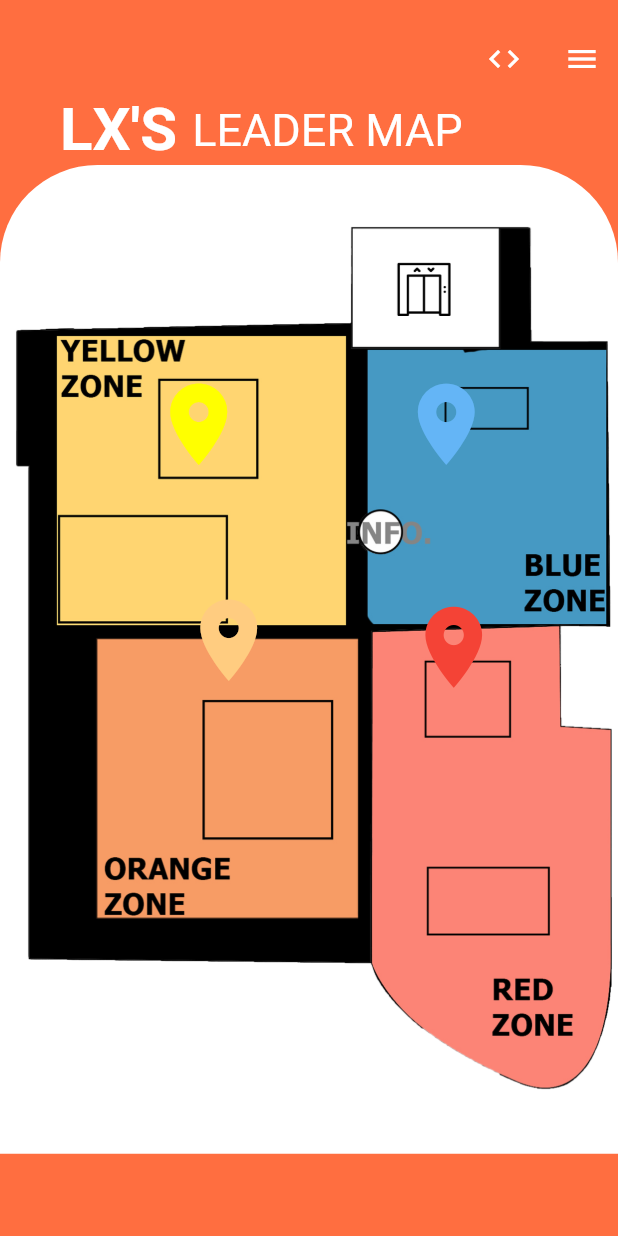
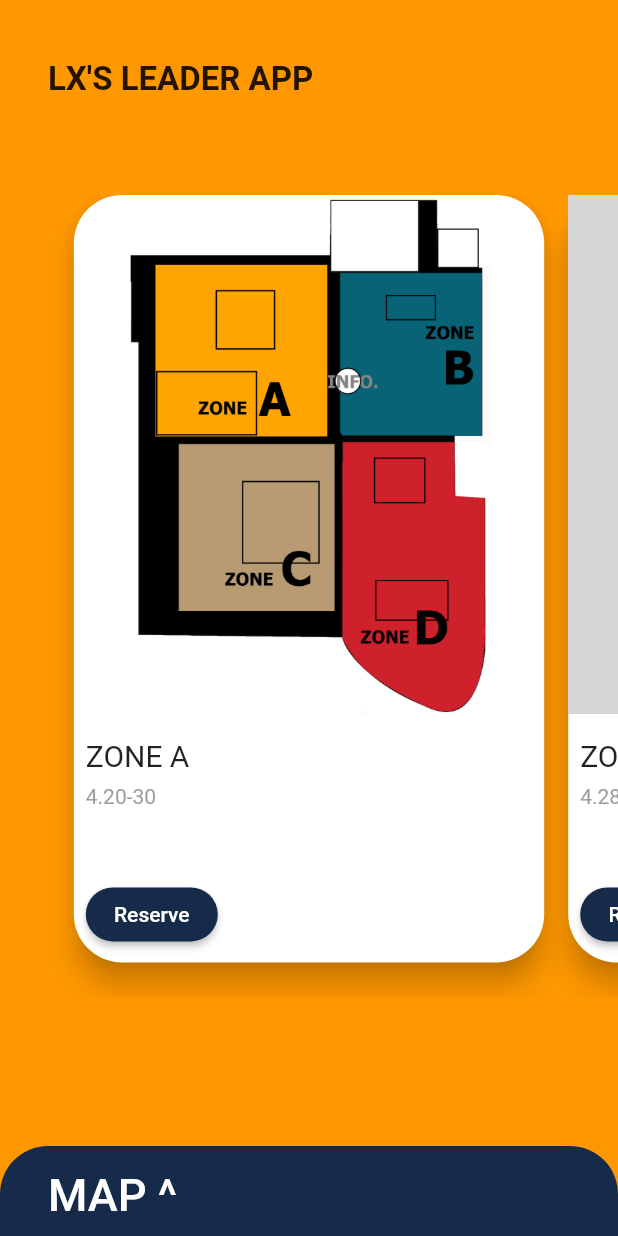
Before and after one commit to vorawut2000/LXleader, a Flutter app: the screen it shows after launch, on a phone screen of 412 x 824 dp. Run offline on Flutter 3.47's test engine with Material 2 defaults, Android fonts, the light colour scheme and no system bars; Roboto replaces fonts that are missing (Montserrat); project files that could hold a hidden picture were left out; grey boxes are pictures that could not be loaded.

Commit message:
[FIX] ต้องสู้ดิวะ

```diff
--- a/lib/widget/MapPage.dart
+++ b/lib/widget/MapPage.dart
@@ -16,7 +16,7 @@ class _MapPageState extends State<MapPage> {
   @override
   Widget build(BuildContext context) {
     return Scaffold(
-      backgroundColor: Colors.deepOrangeAccent,
+      backgroundColor: Colors.orangeAccent,
       body: ListView(
         children: <Widget>[
           Padding(
@@ -107,7 +107,7 @@ class _MapPageState extends State<MapPage> {
                       icon: Icon(Icons.location_on),
                       padding: EdgeInsets.only(left: 100 ,top: 140),
                       iconSize: 65,
-                      color: Colors.yellowAccent,
+                      color: Colors.white,
                       onPressed: () {
                         Navigator.push(
                           context,
@@ -121,7 +121,7 @@ class _MapPageState extends State<MapPage> {
                       padding: EdgeInsets.only(left: 100,top: 140),
                       iconSize: 65,
 
-                      color: Colors.blue[300],
+                      color: Colors.white,
                       onPressed: () {
                         Navigator.push(
                           context,
@@ -138,7 +138,7 @@ class _MapPageState extends State<MapPage> {
                       padding: EdgeInsets.only(left: 120, top: 75),
                       icon: Icon(Icons.location_on),
                       iconSize: 65,
-                      color: Colors.orange[200],
+                      color: Colors.white,
                       onPressed: () {
                         Navigator.push(
                           context,
@@ -151,7 +151,7 @@ class _MapPageState extends State<MapPage> {
                       icon: Icon(Icons.location_on),
                       padding: EdgeInsets.only(left: 85, top: 84),
                       iconSize: 65,
-                      color: Colors.red,
+                      color: Colors.white,
                       onPressed: () {
                         Navigator.push(
                           context,
@@ -164,9 +164,35 @@ class _MapPageState extends State<MapPage> {
                 )
               ],
             ),
-          ),
+          ),ExhibitionBottomSheet(),
         ],
       ),
     );
   }
 }
+
+const double minHeight = 120;
+
+class ExhibitionBottomSheet extends StatefulWidget {
+  @override
+  _ExhibitionBottomSheetState createState() => _ExhibitionBottomSheetState();
+}
+
+class _ExhibitionBottomSheetState extends State<ExhibitionBottomSheet> {
+  @override
+  Widget build(BuildContext context) {
+    return Positioned(
+      height: minHeight,
+      left: 0,
+      right: 0,
+      bottom: 0,
+      child: Container(
+        padding: const EdgeInsets.symmetric(horizontal: 32),
+        decoration: const BoxDecoration(
+          color: Colors.black,
+          borderRadius: BorderRadius.vertical(top: Radius.circular(32))
+        ),
+      ),
+    );
+  }
+}
--- /dev/null
+++ b/lib/widget/MapPage/NewMapPage.dart
@@ -0,0 +1,59 @@
+import 'package:flutter/cupertino.dart';
+import 'package:flutter/material.dart';
+import '../settingPage.dart';
+import '../../zonePage/LxPurplePaage.dart';
+import '../../zonePage/LxRedPage.dart';
+import '../../zonePage/LxGreenPage.dart';
+import '../../zonePage/LxPinkPage.dart';
+import '../ScanPage.dart';
+import 'sliding.dart';
+import 'bottomSheet.dart';
+import 'tabs.dart';
+
+class NewMapPage extends StatefulWidget {
+  @override
+  _NewMapPageState createState() => _NewMapPageState();
+}
+
+class _NewMapPageState extends State<NewMapPage> {
+@override
+  Widget build(BuildContext context) {
+    return Scaffold(
+      backgroundColor: Colors.orange,
+      body: Stack(
+        children: <Widget>[
+          SafeArea(
+            child: Column(
+              crossAxisAlignment: CrossAxisAlignment.start,
+              children: <Widget>[
+                SizedBox(height: 40),
+                Header(),
+                SizedBox(height: 20),
+                Tabs(),
+                SizedBox(height: 20),
+                sliding(),
+              ],
+            ),
+          ),
+          bottomSheet(),
+        ],
+      ),
+    );
+  }
+}
+
+class Header extends StatelessWidget {
+  @override
+  Widget build(BuildContext context) {
+    return Padding(
+      padding: const EdgeInsets.symmetric(horizontal: 32),
+      child: Text(
+        "LX'S LEADER APP",
+        style: TextStyle(
+          fontSize: 22,
+          fontWeight: FontWeight.w600,
+        ),
+      ),
+    );
+  }
+}
--- /dev/null
+++ b/lib/widget/MapPage/bottomSheet.dart
@@ -0,0 +1,154 @@
+import 'dart:math' as math;
+import 'dart:ui';
+
+import 'package:flutter/material.dart';
+
+const double minHeight = 60;
+
+const double iconStartSize = 0;  //<-- add edge values
+const double iconEndSize = 410;  //<-- add edge values
+const double iconStartMarginTop = 36;  //<-- add edge values
+const double iconEndMarginTop = 80;  //<-- add edge values
+const double iconsVerticalSpacing = 24;  //<-- add edge values
+const double iconsHorizontalSpacing = 16;  //<-- add edge values
+
+class bottomSheet extends StatefulWidget {
+  @override
+  _bottomSheetState createState() => _bottomSheetState();
+}
+
+class _bottomSheetState extends State<bottomSheet>
+    with SingleTickerProviderStateMixin {
+  AnimationController _controller;
+
+  double get maxHeight => MediaQuery.of(context).size.height;
+
+  @override
+  void initState() {
+    super.initState();
+    _controller = AnimationController( //<-- initialize a controller
+      vsync: this,
+      duration: Duration(milliseconds: 600),
+    );
+  }
+
+  @override
+  void dispose() {
+    _controller.dispose(); //<-- and remember to dispose it!
+    super.dispose();
+  }
+
+  double lerp(double min, double max) =>
+    lerpDouble(min, max, _controller.value);
+
+  //MAP Margin
+  double get headerTopMargin => lerp(15, 15 + MediaQuery.of(context).padding.top); //<-- Add new property
+  double get headerFontSize => lerp(14, 24);    //<-- Add new property
+
+  //full map
+  double get iconSize => lerp(iconStartSize, iconEndSize);
+  double iconTopMargin(int index) =>
+      lerp(iconStartMarginTop,
+          iconEndMarginTop + index * (iconsVerticalSpacing + iconEndSize)) +
+      headerTopMargin; //<-- calculate top margin based on header margin, and size of all of icons above (from small to big)
+
+  double iconLeftMargin(int index) =>
+      lerp(index * (iconsHorizontalSpacing + iconStartSize), 0); //<-- calculate left margin (from big to small)
+
+  @override
+  Widget build(BuildContext context) {
+    return AnimatedBuilder(
+      animation: _controller,
+      builder: (context, child){
+        return Positioned(
+          height: lerp(minHeight, maxHeight),
+          left: 0,
+          right: 0,
+          bottom: 0,
+          child: GestureDetector(
+            onTap: _toggle,
+            onVerticalDragUpdate: _handleDragUpdate,  //<-- Add verticalDragUpdate callback
+            onVerticalDragEnd: _handleDragEnd,
+            child: Container(
+            padding: const EdgeInsets.symmetric(horizontal: 32),
+              decoration: const BoxDecoration(
+                color: Color(0xFF162A49),
+                borderRadius: BorderRadius.vertical(top: Radius.circular(32)),
+              ),
+              child: Stack(           //<-- Add a stack
+                children: <Widget>[
+                  _fullMap(),
+                  SheetHeader(                //<-- Add a header with params
+                    fontSize: headerFontSize,
+                    topMargin: headerTopMargin,
+                  ),
+
+                ],
+              ),
+            ),
+          ),
+        );
+      },
+    );
+  }
+
+  void _toggle() {
+    final bool isOpen = _controller.status == AnimationStatus.completed;
+    _controller.fling(velocity: isOpen ? -2 : 2); //<-- ...snap the sheet in proper direction
+  }
+
+  void _handleDragUpdate(DragUpdateDetails details) {
+    _controller.value -= details.primaryDelta / maxHeight; //<-- Update the _controller.value by the movement done by user.
+  }
+
+  void _handleDragEnd(DragEndDetails details) {
+    if (_controller.isAnimating ||
+        _controller.status == AnimationStatus.completed) return;
+
+    final double flingVelocity =
+        details.velocity.pixelsPerSecond.dy / maxHeight; //<-- calculate the velocity of the gesture
+    if (flingVelocity < 0.0)
+      _controller.fling(velocity: math.max(2.0, -flingVelocity)); //<-- either continue it upwards
+    else if (flingVelocity > 0.0)
+      _controller.fling(velocity: math.min(-2.0, -flingVelocity)); //<-- or continue it downwards
+    else
+      _controller.fling(velocity: _controller.value < 0.5 ? -2.0 : 2.0); //<-- or just continue to whichever edge is closer
+  }
+
+  Widget _fullMap(){
+    return Positioned(
+      child: Center(
+        child: Image.asset(
+          'assets/images/LXExhibitPlan01-1.jpg',
+          fit: BoxFit.cover,
+          height: iconSize,
+        ),
+      )
+    );
+  }
+}
+
+class SheetHeader extends StatelessWidget {
+  final double fontSize;
+  final double topMargin;
+
+  const SheetHeader(
+      {Key key, @required this.fontSize, @required this.topMargin})
+      : super(key: key);
+
+  @override
+  Widget build(BuildContext context) {
+    return Positioned(
+      top: topMargin,
+      child: Text(
+        'MAP ^',
+        style: TextStyle(
+          color: Colors.white,
+          fontSize: 30,
+          fontWeight: FontWeight.w500,
+        ),
+      ),
+    );
+  }
+
+}
--- /dev/null
+++ b/lib/widget/MapPage/sliding.dart
@@ -0,0 +1,194 @@
+import 'package:flutter/material.dart';
+import 'package:flutter/rendering.dart';
+import '../../zonePage/LxPurplePaage.dart';
+import '../../zonePage/LxRedPage.dart';
+import '../../zonePage/LxGreenPage.dart';
+import '../../zonePage/LxPinkPage.dart';
+import 'dart:math' as math;
+
+class sliding extends StatefulWidget {
+  @override
+  _slidingState createState() => _slidingState();
+}
+
+class _slidingState extends State<sliding> {
+  PageController pageController;
+  double pageOffset = 0;
+
+  @override
+  void initState() {
+    super.initState();
+    pageController = PageController(viewportFraction: 0.8);
+    pageController.addListener(() {
+      setState(() => pageOffset = pageController.page);
+    });
+  }
+
+  @override
+  void dispose() {
+    pageController.dispose();
+    super.dispose();
+  }
+
+  @override
+  Widget build(BuildContext context) {
+    return SizedBox(
+      height: MediaQuery.of(context).size.height * 0.65,
+      child: PageView(
+        controller: pageController,
+        children: <Widget>[
+          SlidingCard(
+            name: 'ZONE A',
+            date: '4.20-30',
+            assetName: 'LXExhibitPlan01-1.jpg',
+            offset: pageOffset,
+            zone: 'LxGreenPage',
+          ),
+          SlidingCard(
+            name: 'ZONE B',
+            date: '4.28-31',
+            assetName: 'rodion-kutsaev.jpeg',
+            offset: pageOffset - 1,
+          ),
+          SlidingCard(
+            name: 'ZONE C',
+            date: '4.28-31',
+            assetName: 'rodion-kutsaev.jpeg',
+            offset: pageOffset - 1,
+          ),
+          SlidingCard(
+            name: 'ZONE D',
+            date: '4.28-31',
+            assetName: 'rodion-kutsaev.jpeg',
+            offset: pageOffset - 1,
+          ),
+        ],
+      ),
+    );
+  }
+}
+
+class SlidingCard extends StatelessWidget {
+  final String name;
+  final String date;
+  final String assetName;
+  final double offset;
+  final String zone;
+
+  const SlidingCard({
+    Key key,
+    @required this.name,
+    @required this.date,
+    @required this.assetName,
+    @required this.offset,
+    @required this.zone,
+  }) : super(key: key);
+
+  @override
+  Widget build(BuildContext context) {
+    double gauss = math.exp(-(math.pow((offset.abs() - 0.5), 0) / 0.10));
+    return Transform.translate(
+      offset: Offset(-32 * gauss * offset.sign, 0),
+      child: Card(
+        margin: EdgeInsets.only(left: 8, right: 8, bottom: 24),
+        elevation: 8,
+        shape: RoundedRectangleBorder(borderRadius: BorderRadius.circular(32)),
+        child: Column(
+          children: <Widget>[
+            ClipRRect(
+              borderRadius: BorderRadius.vertical(top: Radius.circular(32)),
+              child: Image.asset(
+                'assets/images/$assetName',
+                height: MediaQuery.of(context).size.height * 0.42,
+                alignment: Alignment(-offset.abs(), 0),
+                fit: BoxFit.cover,
+              ),
+            ),
+            SizedBox(height: 8),
+            Expanded(
+              child: CardContent(
+                name: name,
+                date: date,
+                offset: gauss,
+              ),
+            ),
+          ],
+        ),
+      ),
+    );
+  }
+}
+
+class CardContent extends StatelessWidget {
+  final String name;
+  final String date;
+  final double offset;
+
+  const CardContent(
+      {Key key,
+      @required this.name,
+      @required this.date,
+      @required this.offset})
+      : super(key: key);
+
+  @override
+  Widget build(BuildContext context) {
+    return Padding(
+      padding: const EdgeInsets.all(8.0),
+      child: Column(
+        crossAxisAlignment: CrossAxisAlignment.start,
+        children: <Widget>[
+          Transform.translate(
+            offset: Offset(8 * offset, 0),
+            child: Text(name, style: TextStyle(fontSize: 20)),
+          ),
+          SizedBox(height: 8),
+          Transform.translate(
+            offset: Offset(32 * offset, 0),
+            child: Text(
+              date,
+              style: TextStyle(color: Colors.grey),
+            ),
+          ),
+          Spacer(),
+          Row(
+            children: <Widget>[
+              Transform.translate(
+                offset: Offset(48 * offset, 0),
+                child: RaisedButton(
+                  color: Color(0xFF162A49),
+                  child: Transform.translate(
+                    offset: Offset(24 * offset, 0),
+                    child: Text('Reserve'),
+                  ),
+                  textColor: Colors.white,
+                  shape: RoundedRectangleBorder(
+                    borderRadius: BorderRadius.circular(32),
+                  ),
+                  onPressed: () {
+                    Navigator.push(
+                      context,
+                      MaterialPageRoute(builder: (context) => LxRedPage()),
+                    );
+                  },
+                ),
+              ),
+              Spacer(),
+              // Transform.translate(
+              //   offset: Offset(32 * offset, 0),
+              //   child: Text(
+              //     '0.00 \$',
+              //     style: TextStyle(
+              //       fontWeight: FontWeight.bold,
+              //       fontSize: 20,
+              //     ),
+              //   ),
+              // ),
+              SizedBox(width: 16),
+            ],
+          )
+        ],
+      ),
+    );
+  }
+}
--- /dev/null
+++ b/lib/widget/MapPage/tabs.dart
@@ -0,0 +1,50 @@
+import 'package:flutter/material.dart';
+
+class Tabs extends StatelessWidget {
+  @override
+  Widget build(BuildContext context) {
+    return Row(
+      crossAxisAlignment: CrossAxisAlignment.end,
+      children: <Widget>[
+        SizedBox(width: 24),
+        SizedBox(height: 24,),
+      ],
+    );
+  }
+}
+
+class MyTab extends StatelessWidget {
+  final String text;
+  final bool isSelected;
+
+  const MyTab({Key key, @required this.isSelected, @required this.text})
+      : super(key: key);
+
+  @override
+  Widget build(BuildContext context) {
+    return Padding(
+      padding: const EdgeInsets.all(8.0),
+      child: Column(
+        crossAxisAlignment: CrossAxisAlignment.start,
+        children: <Widget>[
+          Text(
+            text,
+            style: TextStyle(
+              fontSize: isSelected ? 16 : 14,
+              color: isSelected ? Colors.black : Colors.grey,
+              fontWeight: isSelected ? FontWeight.w600 : FontWeight.w500,
+            ),
+          ),
+          Container(
+            height: 6,
+            width: 20,
+            decoration: BoxDecoration(
+              borderRadius: BorderRadius.circular(4),
+              color: isSelected ? Color(0xFFFF5A1D) : Colors.white,
+            ),
+          )
+        ],
+      ),
+    );
+  }
+}
--- a/lib/widget/splashPage.dart
+++ b/lib/widget/splashPage.dart
@@ -2,7 +2,7 @@ import 'dart:async';
 import 'package:flutter/material.dart';
 import 'MapPage.dart';
 import 'loderPage.dart';
-import 'MapPage.dart';
+import 'MapPage/NewMapPage.dart';
 
 class SplashScreen extends StatefulWidget {
   @override
@@ -14,13 +14,13 @@ class _SplashScreenState extends State<SplashScreen> {
 
     super.initState();
     Timer(Duration(seconds: 6),()=>Navigator.push(context, MaterialPageRoute(builder: (BuildContext context){
-      return MapPage();
+      return NewMapPage();
     })));
   }
   @override
   Widget build(BuildContext context) {
     return Container(
-      color: Colors.deepOrangeAccent,
+      color: Colors.orangeAccent,
       child: Column(
         mainAxisAlignment: MainAxisAlignment.center,
         children: <Widget>[
--- a/lib/zonePage/LxRedPage.dart
+++ b/lib/zonePage/LxRedPage.dart
@@ -4,6 +4,7 @@ import '../DetailPage/DetailsPage3.dart';
 import '../widget/MapPage.dart';
 import '../widget/ScanPage.dart';
 import '../widget/contactPage.dart';
+import '../widget/MapPage/NewMapPage.dart';
 
 
 
@@ -30,7 +31,7 @@ class _LxRedPageState extends State<LxRedPage> {
                   onPressed: () {
                     Navigator.push(
                       context,
-                      MaterialPageRoute(builder: (context) => MapPage()),
+                      MaterialPageRoute(builder: (context) => NewMapPage()),
                     );
                   },
                 ),
```
Also changed, not shown: assets/images/LXExhibitPlan01-1.jpg (added).
